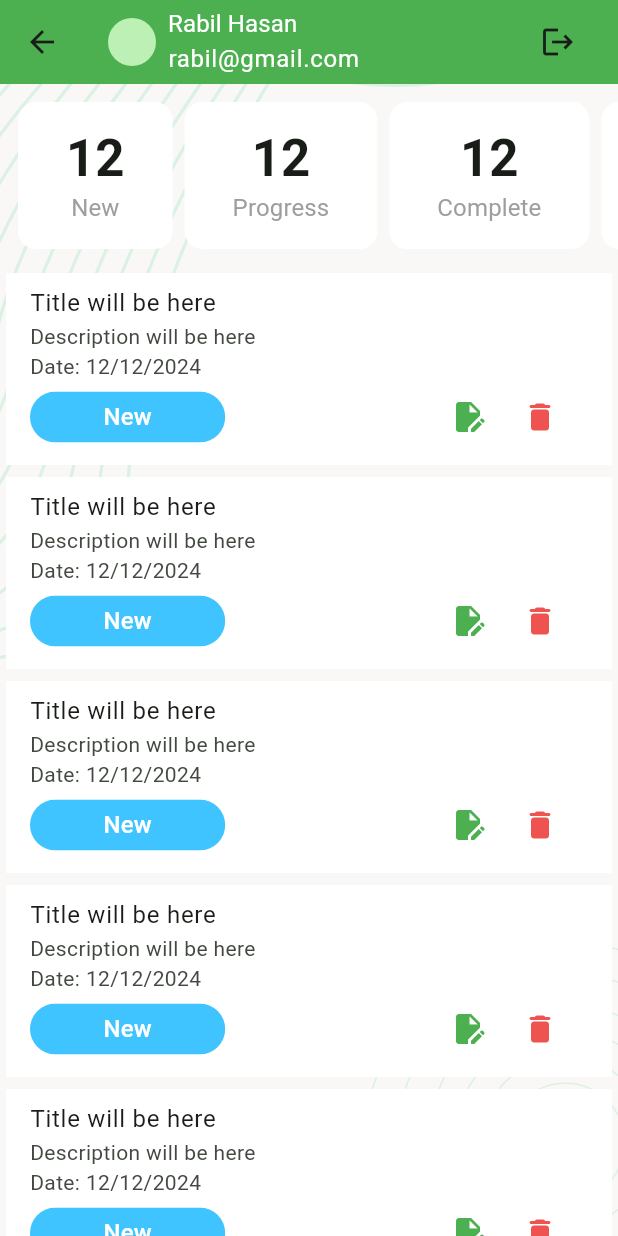
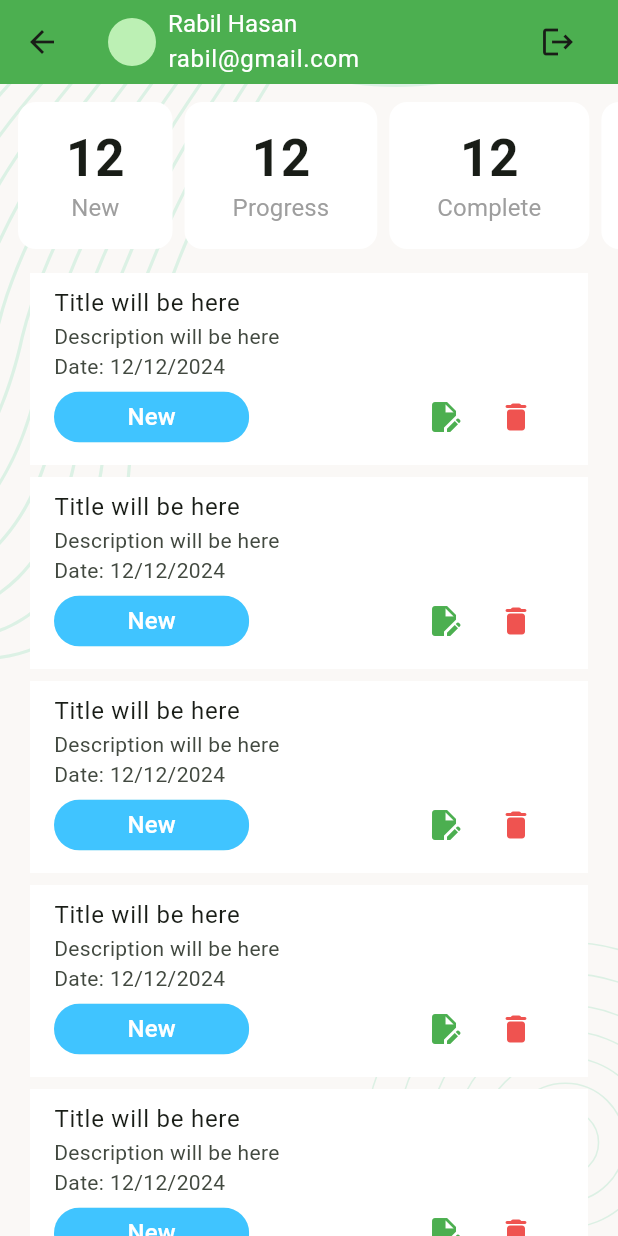
Before and after one commit to 07fahim/task_manager, a Flutter app: the NewTaskListScreen screen opened directly, on a phone screen of 412 x 824 dp. Run offline on Flutter 3.47's test engine with Material 3 defaults, Android fonts, the phone set to English and light mode, and no system bars; our stand-ins replace flutter_svg, pin_code_fields.

Commit message:
new task screen

```diff
--- a/lib/UI/Screens/new_task_list_screen.dart
+++ b/lib/UI/Screens/new_task_list_screen.dart
@@ -22,7 +22,10 @@ class _NewTaskListScreenState extends State<NewTaskListScreen> {
           child: Column(
             children: [
               _buildTasksSummaryByStatus(),
-              _buildTasksListView()
+              Padding(
+                padding: const EdgeInsets.symmetric(horizontal: 16),
+                child: _buildTasksListView(),
+              )
             ],
           ),
         ),
```
